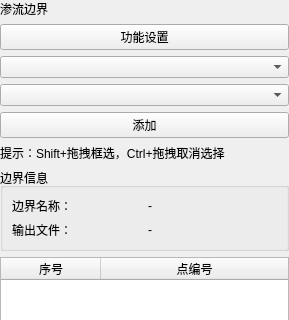
Qt form plugins/Base_Slover/SeepageBoundaryPage.ui (asd977/base_cae) before a commit; both pictures show x 0 to 289 and y 0 to 320 of the 289 by 734 pixel window.
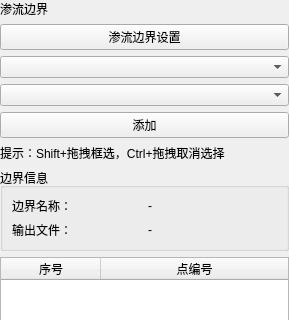
The same form after that commit. Custom widgets are drawn as their Qt base class.

```diff
--- a/plugins/Base_Slover/SeepageBoundaryPage.ui
+++ b/plugins/Base_Slover/SeepageBoundaryPage.ui
@@ -36,7 +36,7 @@
    <item>
     <widget class="QPushButton" name="sectionTitleButton">
      <property name="text">
-      <string>功能设置</string>
+      <string>渗流边界设置</string>
      </property>
     </widget>
    </item>
```
Left out of the diff: 10 changed lines with no effect on the pictures.
